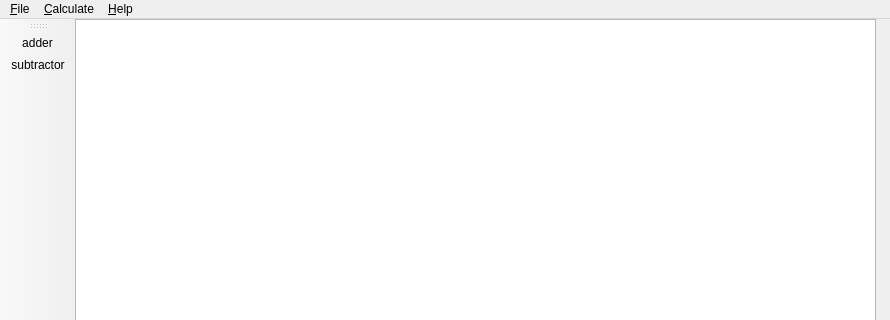
Slagee/ICP, file mainwindow.ui: the form before one commit; both pictures show x 0 to 890 and y 0 to 320 of the 890 by 583 pixel window.
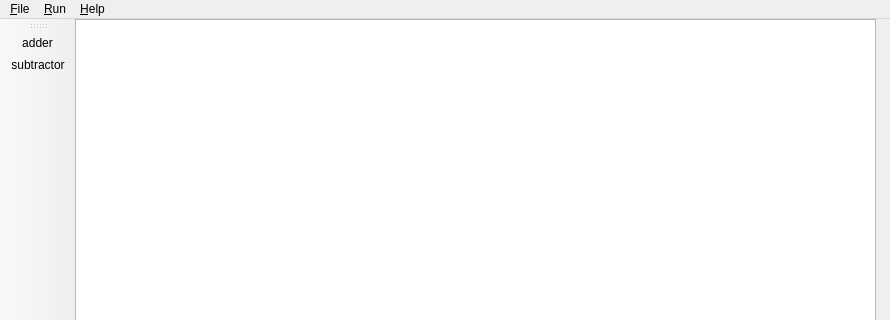
The form after the commit.

```diff
--- a/mainwindow.ui
+++ b/mainwindow.ui
@@ -58,7 +58,7 @@
    </widget>
    <widget class="QMenu" name="menu_Calculate">
     <property name="title">
-     <string>&amp;Calculate</string>
+     <string>&amp;Run</string>
     </property>
    </widget>
    <widget class="QMenu" name="menu_Help">
```
Left out of the diff: 18 changed lines with no effect on the pictures.
